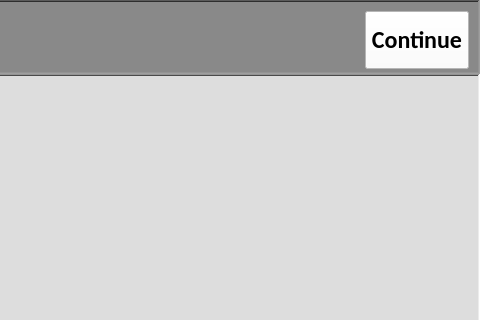
CFigueroa90894/plasmetry, file experiment_run.ui: the form before one commit; both pictures show x 320 to 800 and y 0 to 320 of the 800 by 480 pixel window.
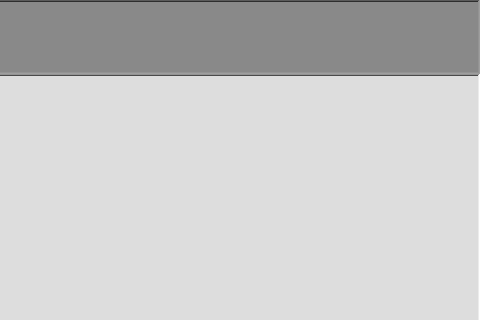
The form after the commit.

Commit message: Experiment setup SLP & DLP

```diff
--- a/experiment_run.ui
+++ b/experiment_run.ui
@@ -115,50 +115,6 @@
          </property>
         </widget>
        </item>
-       <item alignment="Qt::AlignRight">
-        <widget class="QPushButton" name="continue_btn">
-         <property name="minimumSize">
-          <size>
-           <width>104</width>
-           <height>58</height>
-          </size>
-         </property>
-         <property name="maximumSize">
-          <size>
-           <width>104</width>
-           <height>16777215</height>
-          </size>
-         </property>
-         <property name="font">
-          <font>
-           <family>Calibri</family>
-           <pointsize>18</pointsize>
-           <weight>75</weight>
-           <bold>true</bold>
-          </font>
-         </property>
-         <property name="cursor">
-          <cursorShape>PointingHandCursor</cursorShape>
-         </property>
-         <property name="styleSheet">
-          <string notr="true">QPushButton {
-	background-color: #FFFFFF;
-}</string>
-         </property>
-         <property name="text">
-          <string>Continue</string>
-         </property>
-         <property name="autoDefault">
-          <bool>false</bool>
-         </property>
-         <property name="default">
-          <bool>false</bool>
-         </property>
-         <property name="flat">
-          <bool>false</bool>
-         </property>
-        </widget>
-       </item>
       </layout>
      </widget>
     </item>
```
The commit also changes 3 other files.
